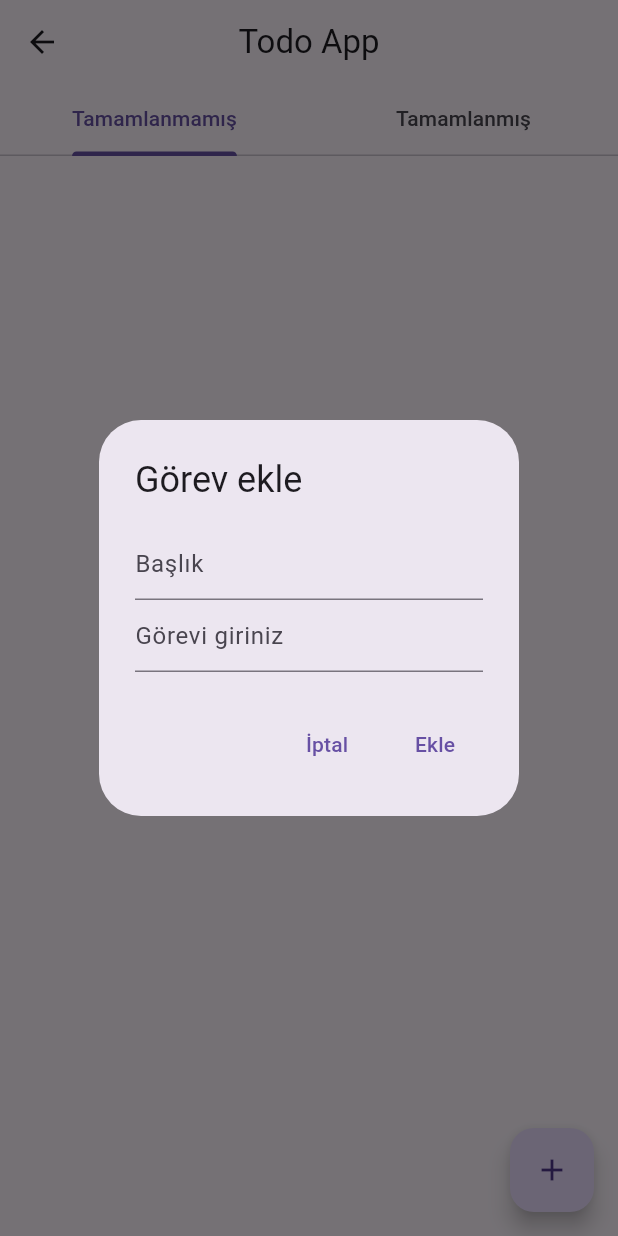
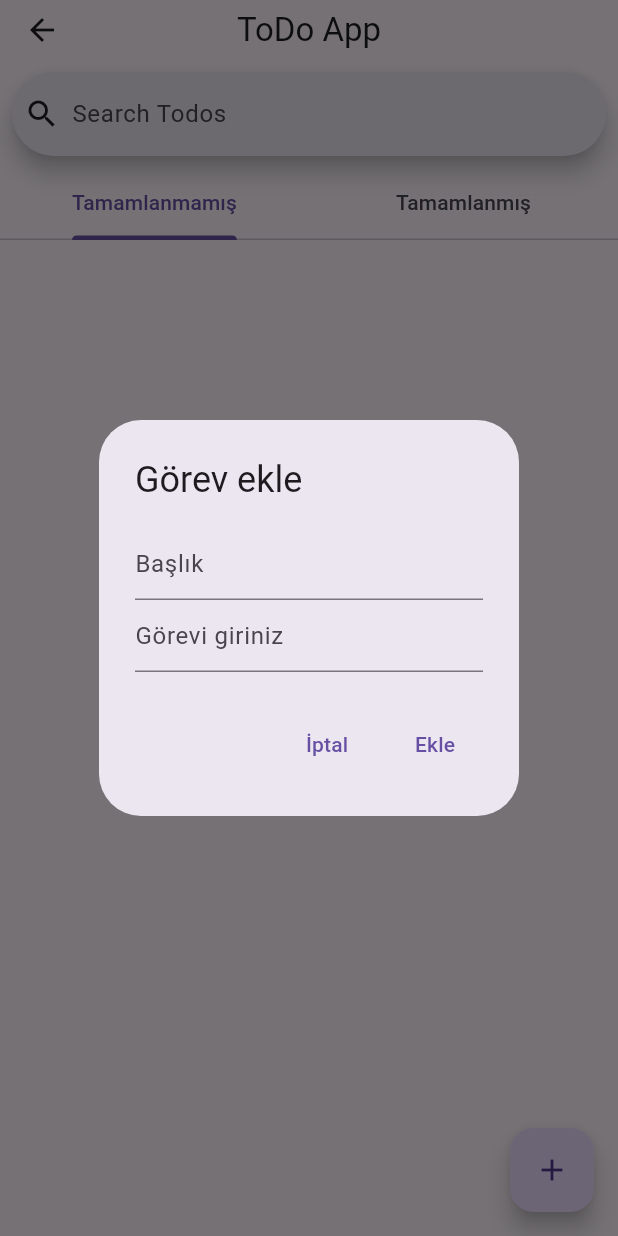
Before and after one commit to mehmetakifkucukkaya/todo_app-flutter, a Flutter app: the HomePage screen opened by its route, after a tap on the "add" icon, on a phone screen of 412 x 824 dp. Run offline on Flutter 3.47's test engine with Material 3 defaults, Android fonts, the phone set to English and light mode, and no system bars; our stand-ins replace cloud_firestore, firebase_auth, firebase_core, get; missing offline and left inert: firebase_cloud_firestore; accounts and stored records are empty; network calls fail.

Commit message:
Added Searchbar for todos

```diff
--- a/lib/controllers/todo_controller.dart
+++ b/lib/controllers/todo_controller.dart
@@ -11,6 +11,9 @@ class TodoController extends GetxController {
   final todos = <TodoModel>[].obs;
   final isLoading = false.obs;
 
+  //* Search işlemi için
+  final searchQuery = ''.obs;
+
   @override
   void onInit() {
     super.onInit();
@@ -18,11 +21,16 @@ class TodoController extends GetxController {
     fetchTodos();
   }
 
-  List<TodoModel> get incompleteTodos =>
-      todos.where((todo) => !todo.isCompleted).toList();
+//* Arama işlemi için listelere ayırıyoruz
+  List<TodoModel> get incompleteTodos => todos
+      .where((todo) =>
+          !todo.isCompleted && todo.title.contains(searchQuery.value))
+      .toList();
 
-  List<TodoModel> get completedTodos =>
-      todos.where((todo) => todo.isCompleted).toList();
+  List<TodoModel> get completedTodos => todos
+      .where((todo) =>
+          todo.isCompleted && todo.title.contains(searchQuery.value))
+      .toList();
 
   Future<void> fetchTodos() async {
     if (_authController.userId == null) {
@@ -53,6 +61,7 @@ class TodoController extends GetxController {
     );
 
     await _todoService.addTodo(_authController.userId!, newTodo);
+    todos.add(newTodo);
     fetchTodos();
   }
 
--- a/lib/core/constants/app_strings.dart
+++ b/lib/core/constants/app_strings.dart
@@ -50,7 +50,7 @@ class AppStrings {
 
   static const String title = "Başlık";
   static const String todoAdd = "Görevi giriniz";
-  static const String pageTitle = "Görev ekle";
+  static const String addPageTitle = "Görev ekle";
 
   // Butonlar
   static const String cancel = "İptal";
--- a/lib/presentation/views/home_page.dart
+++ b/lib/presentation/views/home_page.dart
@@ -14,8 +14,21 @@ class HomePage extends StatelessWidget {
   Widget build(BuildContext context) {
     return Scaffold(
       appBar: AppBar(
-        title: const Text('Todo App'),
+        title: const Text(AppStrings.appName),
         centerTitle: true,
+        bottom: PreferredSize(
+          preferredSize: const Size.fromHeight(kToolbarHeight),
+          child: Padding(
+            padding: const EdgeInsets.all(8.0),
+            child: SearchBar(
+              onChanged: (value) {
+                controller.searchQuery.value = value;
+              },
+              hintText: 'Search Todos',
+              leading: const Icon(Icons.search),
+            ),
+          ),
+        ),
       ),
       body: Obx(
         () {
@@ -37,8 +50,10 @@ class HomePage extends StatelessWidget {
                 Expanded(
                   child: TabBarView(
                     children: [
-                      tt.TodoTab(todos: controller.incompleteTodos),
-                      tt.TodoTab(todos: controller.completedTodos),
+                      Obx(() =>
+                          tt.TodoTab(todos: controller.incompleteTodos)),
+                      Obx(() =>
+                          tt.TodoTab(todos: controller.completedTodos)),
                     ],
                   ),
                 ),
@@ -54,7 +69,6 @@ class HomePage extends StatelessWidget {
     );
   }
 
-  //* Görev Ekleme pop-up'ı
   void _showAddTodoDialog(BuildContext context) {
     final TextEditingController titleController = TextEditingController();
     final TextEditingController todoController = TextEditingController();
@@ -62,7 +76,7 @@ class HomePage extends StatelessWidget {
     showDialog(
       context: context,
       builder: (context) => AlertDialog(
-        title: const Text(AppStrings.pageTitle),
+        title: const Text(AppStrings.addPageTitle),
         content: Column(
           mainAxisSize: MainAxisSize.min,
           children: [
```
